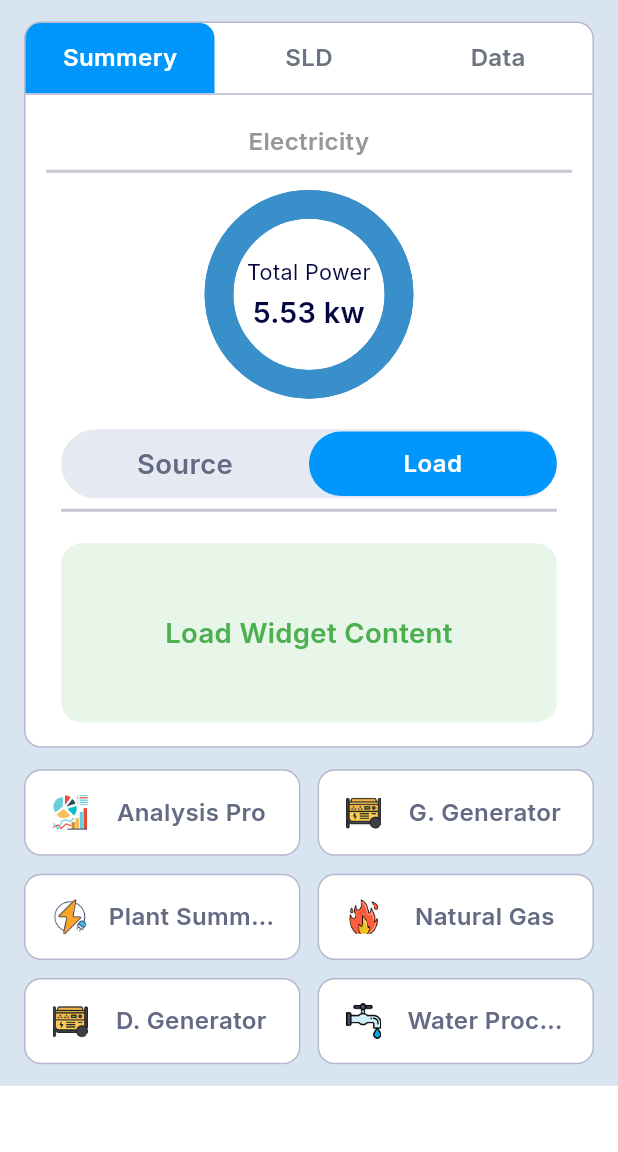
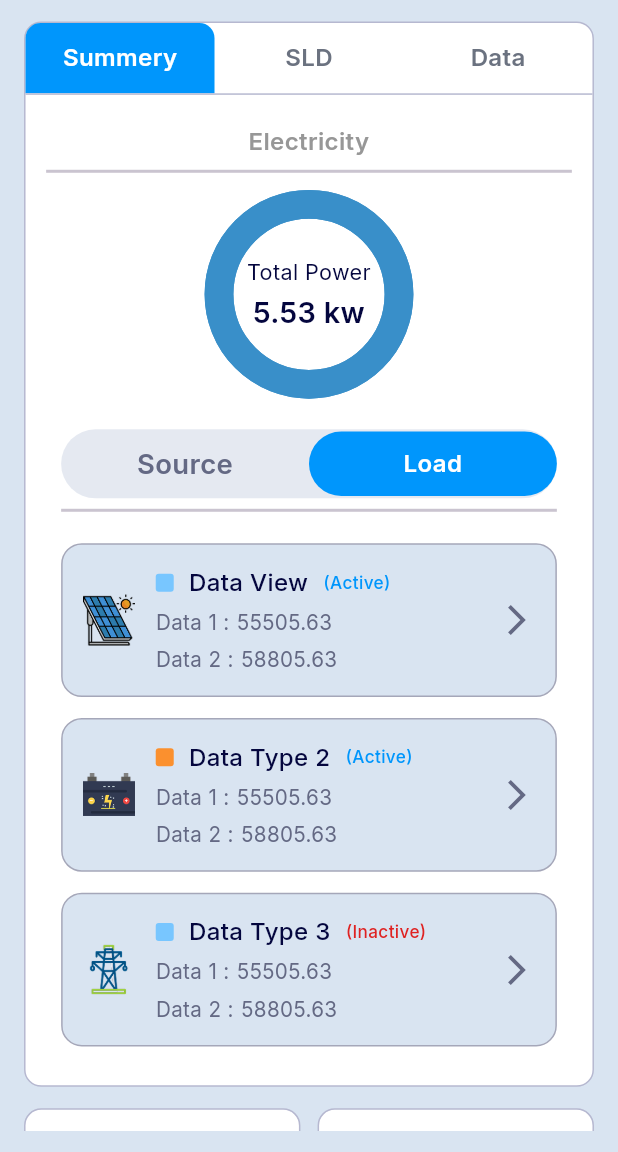
Before and after one commit to mehedidevv/Scube-assesment, a Flutter app: the HomeView screen opened directly, after a tap on "Load", on a phone screen of 412 x 824 dp, the part 84-1236 px from its top. Run offline on Flutter 3.47's test engine with Material 3 defaults, Android fonts, the phone set to English and light mode, and no system bars; our stand-ins replace flutter_screenutil, font_awesome_flutter, get, get_storage, google_fonts; accounts and stored records are empty.

Commit message:
No Data Ui Done

```diff
--- a/lib/core/utils/appImages.dart
+++ b/lib/core/utils/appImages.dart
@@ -9,6 +9,7 @@ class AppImages {
   static String solar = "assets/images/solar.png";
   static String dataTypeTwo = "assets/images/dataTypeTwo.png";
   static String power = "assets/images/power.png";
+  static String noData = "assets/images/noData.png";
 
 
 }
--- a/lib/features/homeView/view/homeView.dart
+++ b/lib/features/homeView/view/homeView.dart
@@ -5,6 +5,7 @@ import 'package:scube_accessment/common/commonWidget/customAppbar.dart';
 import 'package:scube_accessment/common/commonWidget/customText.dart';
 import 'package:scube_accessment/common/components/customSize.dart';
 import 'package:scube_accessment/core/utils/appImages.dart';
+import 'package:scube_accessment/features/homeView/view/noDataView.dart';
 import 'package:scube_accessment/features/homeView/widget/customCircularProgressBar.dart';
 
 import '../controller/summeryTabController.dart';
@@ -185,6 +186,7 @@ class HomeView extends StatelessWidget {
                   return InstrumentComponentWidget(
                     imagePath: item['image']!,
                     title: item['title']!,
+                    onTap: ()=>Get.to(NoDataView()),
                   );
                 },
               ),
--- a/lib/features/homeView/widget/instrumentComponentWidget.dart
+++ b/lib/features/homeView/widget/instrumentComponentWidget.dart
@@ -6,16 +6,20 @@ import '../../../common/commonWidget/customText.dart';
 class InstrumentComponentWidget extends StatelessWidget {
   final String imagePath;
   final String title;
+  final VoidCallback onTap;
 
   const InstrumentComponentWidget({
     super.key,
     required this.imagePath,
     required this.title,
+    required this.onTap
   });
 
   @override
   Widget build(BuildContext context) {
-    return Container(
+    return GestureDetector(
+      onTap: onTap,
+      child: Container(
         padding: EdgeInsets.all(14.r),
         decoration: BoxDecoration(
           color: Colors.white,
@@ -51,6 +55,7 @@ class InstrumentComponentWidget extends StatelessWidget {
             ),
           ],
         ),
+      ),
     );
   }
 }
--- a/lib/features/homeView/widget/loadWidget.dart
+++ b/lib/features/homeView/widget/loadWidget.dart
@@ -1,25 +1,70 @@
 import 'package:flutter/material.dart';
-import 'package:flutter_screenutil/flutter_screenutil.dart';
-
-import '../../../common/commonWidget/customText.dart';
+import 'package:scube_accessment/common/components/customSize.dart';
+import 'package:scube_accessment/features/homeView/widget/singleSourceWidget.dart';
+import '../../../core/utils/appImages.dart';
 
 class LoadWidget extends StatelessWidget {
+  LoadWidget({super.key});
+
+  // List of source data
+  final List<Map<String, dynamic>> sourceList = [
+    {
+      "imagePath": AppImages.solar,
+      "indicatorColor": Color(0XFF78C6FF),
+      "title": "Data View",
+      "statusText": "(Active)",
+      "statusColor": Color(0XFF0096FC),
+      "subtitle1": "Data 1",
+      "subtitleValue1": "55505.63",
+      "subtitle2": "Data 2",
+      "subtitleValue2": "58805.63",
+    },
+    {
+      "imagePath": AppImages.dataTypeTwo,
+      "indicatorColor": Color(0XFFFB902E),
+      "title": "Data Type 2",
+      "statusText": "(Active)",
+      "statusColor": Color(0XFF0096FC),
+      "subtitle1": "Data 1",
+      "subtitleValue1": "55505.63",
+      "subtitle2": "Data 2",
+      "subtitleValue2": "58805.63",
+    },
+    {
+      "imagePath": AppImages.power,
+      "indicatorColor": Color(0XFF78C6FF),
+      "title": "Data Type 3",
+      "statusText": "(Inactive)",
+      "statusColor": Color(0XFFDF2222),
+      "subtitle1": "Data 1",
+      "subtitleValue1": "55505.63",
+      "subtitle2": "Data 2",
+      "subtitleValue2": "58805.63",
+    },
+  ];
+
   @override
   Widget build(BuildContext context) {
-    return Container(
-      height: 100.h,
-      width: double.infinity,
-      decoration: BoxDecoration(
-        color: Colors.green.shade50,
-        borderRadius: BorderRadius.circular(12.r),
-      ),
-      alignment: Alignment.center,
-      child: CustomText(
-        text: 'Load Widget Content',
-        fontSize: 16.sp,
-        fontWeight: FontWeight.w600,
-        color: Colors.green,
-      ),
+    return ListView.separated(
+      shrinkWrap: true, // Take only needed space
+      physics: const NeverScrollableScrollPhysics(), // Disable scrolling
+      padding: const EdgeInsets.only(bottom: 10),
+      itemCount: sourceList.length,
+      separatorBuilder: (_, __) => heightBox14,
+      itemBuilder: (context, index) {
+        final source = sourceList[index];
+        return SingleSourceWidget(
+          imagePath: source['imagePath'],
+          indicatorColor: source['indicatorColor'],
+          title: source['title'],
+          statusText: source['statusText'],
+          statusColor: source['statusColor'],
+          subtitle1: source['subtitle1'],
+          subtitleValue1: source['subtitleValue1'],
+          subtitle2: source['subtitle2'],
+          subtitleValue2: source['subtitleValue2'],
+        );
+      },
     );
   }
 }
```
Also changed, not shown: lib/features/homeView/view/noDataView.dart (added, +67 -0 lines), assets/images/noData.png (added). Lines whose indentation alone changed are shown as unchanged.
